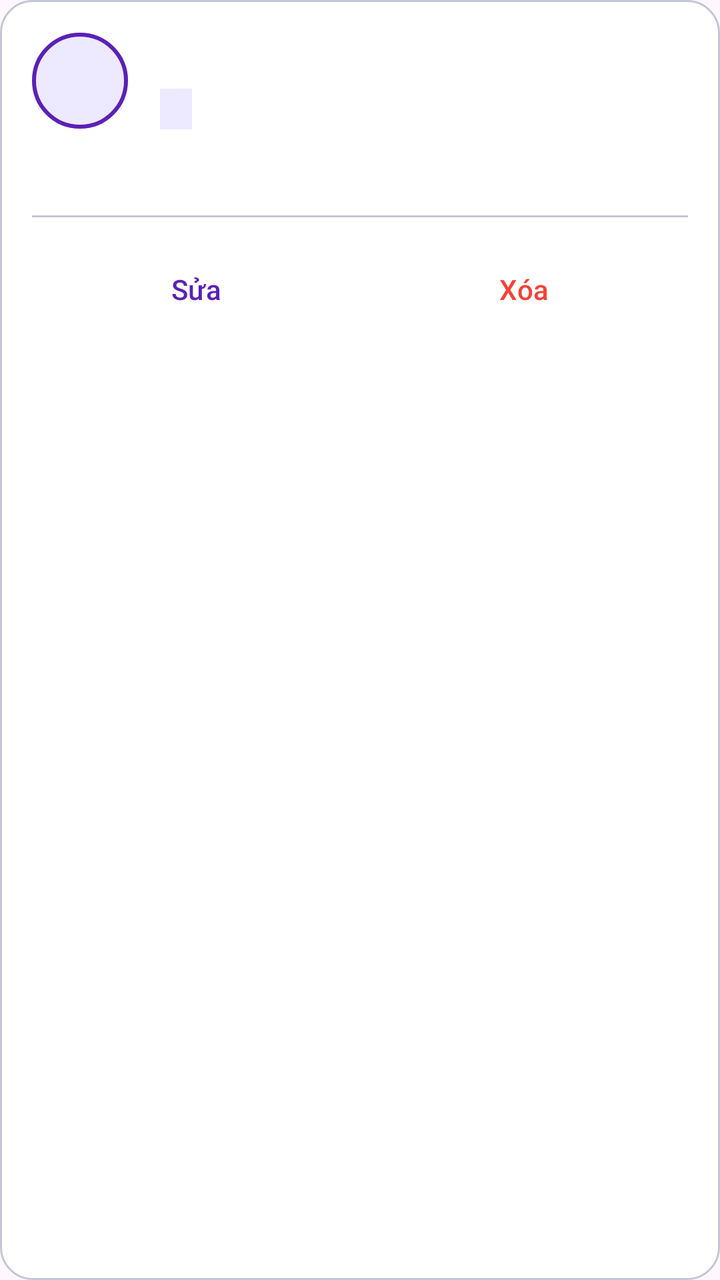
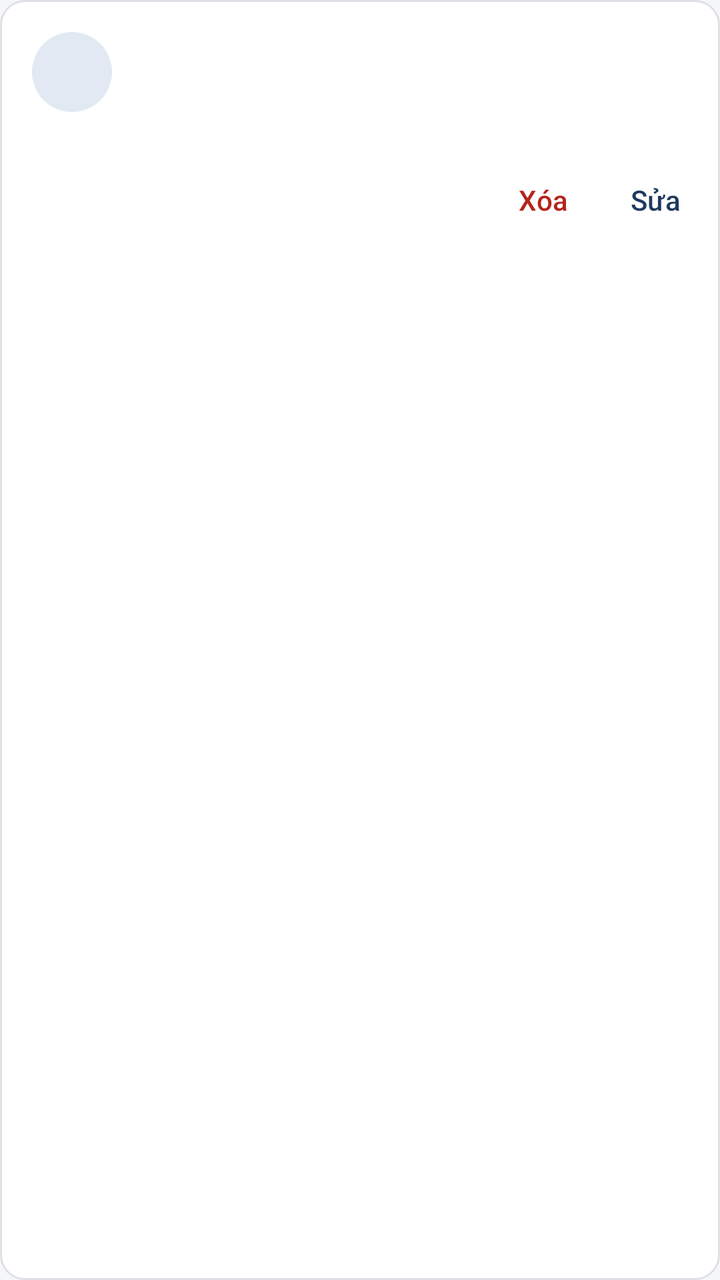

Screens rendered from an Android XML layout before and after an edit, with the pre-edit source and the edit as a unified diff.
<!-- AndroidManifest.xml: application theme Theme.Kstudy -->
<!-- res/layout/item_teacher.xml -->
<?xml version="1.0" encoding="utf-8"?>
<LinearLayout xmlns:android="http://schemas.android.com/apk/res/android"
    android:layout_width="match_parent"
    android:layout_height="wrap_content"
    android:layout_marginHorizontal="16dp"
    android:layout_marginVertical="8dp"
    android:background="@drawable/bg_card"
    android:orientation="vertical"
    android:padding="16dp">

    <LinearLayout
        android:layout_width="match_parent"
        android:layout_height="wrap_content"
        android:gravity="center_vertical"
        android:orientation="horizontal">

        <TextView
            android:id="@+id/tvInitials"
            android:layout_width="48dp"
            android:layout_height="48dp"
            android:background="@drawable/bg_circle_avatar"
            android:gravity="center"
            android:textColor="@color/on_primary_container"
            android:textSize="18sp"
            android:textStyle="bold" />

        <LinearLayout
            android:layout_width="0dp"
            android:layout_height="wrap_content"
            android:layout_marginStart="16dp"
            android:layout_weight="1"
            android:orientation="vertical">

            <TextView
                android:id="@+id/tvTeacherName"
                android:layout_width="wrap_content"
                android:layout_height="wrap_content"
                android:textColor="@color/black"
                android:textSize="18sp"
                android:textStyle="bold" />

            <TextView
                android:id="@+id/tvTeacherSubject"
                android:layout_width="wrap_content"
                android:layout_height="wrap_content"
                android:layout_marginTop="4dp"
                android:background="@color/primary_container"
                android:paddingHorizontal="8dp"
                android:paddingVertical="2dp"
                android:textColor="@color/on_primary_container"
                android:textSize="12sp"
                android:textStyle="bold" />
        </LinearLayout>
    </LinearLayout>

    <TextView
        android:id="@+id/tvTeacherPhone"
        android:layout_width="match_parent"
        android:layout_height="wrap_content"
        android:layout_marginTop="12dp"
        android:textColor="@color/text_secondary"
        android:textSize="14sp" />

    <View
        android:layout_width="match_parent"
        android:layout_height="1dp"
        android:layout_marginVertical="12dp"
        android:background="@color/outline_variant" />

    <LinearLayout
        android:layout_width="match_parent"
        android:layout_height="wrap_content"
        android:orientation="horizontal">

        <Button
            android:id="@+id/btnEditTeacher"
            style="@style/Widget.Material3.Button.TextButton"
            android:layout_width="0dp"
            android:layout_height="wrap_content"
            android:layout_weight="1"
            android:text="Sửa"
            android:textColor="@color/primary" />

        <Button
            android:id="@+id/btnDeleteTeacher"
            style="@style/Widget.Material3.Button.TextButton"
            android:layout_width="0dp"
            android:layout_height="wrap_content"
            android:layout_weight="1"
            android:text="Xóa"
            android:textColor="@color/absent" />
    </LinearLayout>
</LinearLayout>
<!-- resources referenced by this layout -->
<resources>
  <color name="absent">#F44336</color>
  <color name="black">#FF000000</color>
  <color name="on_primary_container">#2E1065</color>
  <color name="outline_variant">#C3C6D6</color>
  <color name="primary">#5B21B6</color>
  <color name="primary_container">#EDE9FE</color>
  <color name="text_secondary">#434654</color>
  <!-- drawable bg_card (drawable) -->
  <?xml version="1.0" encoding="utf-8"?>
  <shape xmlns:android="http://schemas.android.com/apk/res/android"
      android:shape="rectangle">
      <solid android:color="@color/surface" />
      <corners android:radius="16dp" />
      <stroke
          android:width="1dp"
          android:color="@color/outline_variant" />
  </shape>
  <!-- drawable bg_circle_avatar (drawable) -->
  <?xml version="1.0" encoding="utf-8"?>
  <shape xmlns:android="http://schemas.android.com/apk/res/android"
      android:shape="oval">
      <solid android:color="@color/primary_container" />
      <stroke
          android:width="2dp"
          android:color="@color/primary" />
  </shape>
  <style name="Base.Theme.Kstudy" parent="Theme.Material3.Light.NoActionBar">
          
          <item name="colorPrimary">@color/primary</item>
          <item name="colorOnPrimary">@color/white</item>
      </style>
  <color name="white">#FFFFFFFF</color>
  <!-- unchanged entries left out for length: 2 -->
</resources>

<!-- the commit's change to res/layout/item_teacher.xml (unified diff, before → after) -->
@@ -1,33 +1,24 @@
 <?xml version="1.0" encoding="utf-8"?>
 <LinearLayout xmlns:android="http://schemas.android.com/apk/res/android"
+    style="@style/Widget.Kstudy.Card"
     android:layout_width="match_parent"
     android:layout_height="wrap_content"
-    android:layout_marginHorizontal="16dp"
-    android:layout_marginVertical="8dp"
-    android:background="@drawable/bg_card"
-    android:orientation="vertical"
-    android:padding="16dp">
+    android:layout_marginBottom="8dp"
+    android:orientation="vertical">
 
     <LinearLayout
         android:layout_width="match_parent"
         android:layout_height="wrap_content"
-        android:gravity="center_vertical"
         android:orientation="horizontal">
 
         <TextView
             android:id="@+id/tvInitials"
-            android:layout_width="48dp"
-            android:layout_height="48dp"
-            android:background="@drawable/bg_circle_avatar"
-            android:gravity="center"
-            android:textColor="@color/on_primary_container"
-            android:textSize="18sp"
-            android:textStyle="bold" />
+            style="@style/Widget.Kstudy.Avatar" />
 
         <LinearLayout
             android:layout_width="0dp"
             android:layout_height="wrap_content"
-            android:layout_marginStart="16dp"
+            android:layout_marginStart="12dp"
             android:layout_weight="1"
             android:orientation="vertical">
 
@@ -35,59 +26,38 @@
                 android:id="@+id/tvTeacherName"
                 android:layout_width="wrap_content"
                 android:layout_height="wrap_content"
-                android:textColor="@color/black"
-                android:textSize="18sp"
-                android:textStyle="bold" />
+                android:textAppearance="@style/TextAppearance.Kstudy.ItemTitle" />
 
             <TextView
                 android:id="@+id/tvTeacherSubject"
                 android:layout_width="wrap_content"
                 android:layout_height="wrap_content"
-                android:layout_marginTop="4dp"
-                android:background="@color/primary_container"
-                android:paddingHorizontal="8dp"
-                android:paddingVertical="2dp"
-                android:textColor="@color/on_primary_container"
-                android:textSize="12sp"
-                android:textStyle="bold" />
+                android:layout_marginTop="2dp"
+                android:textAppearance="@style/TextAppearance.Kstudy.Body.Secondary" />
+
+            <TextView
+                android:id="@+id/tvTeacherPhone"
+                android:layout_width="wrap_content"
+                android:layout_height="wrap_content"
+                android:layout_marginTop="2dp"
+                android:textAppearance="@style/TextAppearance.Kstudy.Body.Secondary" />
         </LinearLayout>
     </LinearLayout>
 
-    <TextView
-        android:id="@+id/tvTeacherPhone"
-        android:layout_width="match_parent"
-        android:layout_height="wrap_content"
-        android:layout_marginTop="12dp"
-        android:textColor="@color/text_secondary"
-        android:textSize="14sp" />
+    <LinearLayout style="@style/Widget.Kstudy.CardActions">
 
-    <View
-        android:layout_width="match_parent"
-        android:layout_height="1dp"
-        android:layout_marginVertical="12dp"
-        android:background="@color/outline_variant" />
-
-    <LinearLayout
-        android:layout_width="match_parent"
-        android:layout_height="wrap_content"
-        android:orientation="horizontal">
+        <Button
+            android:id="@+id/btnDeleteTeacher"
+            style="@style/Widget.Kstudy.Button.Text.Danger"
+            android:layout_width="wrap_content"
+            android:layout_height="wrap_content"
+            android:text="Xóa" />
 
         <Button
             android:id="@+id/btnEditTeacher"
-            style="@style/Widget.Material3.Button.TextButton"
-            android:layout_width="0dp"
+            style="@style/Widget.Kstudy.Button.Text"
+            android:layout_width="wrap_content"
             android:layout_height="wrap_content"
-            android:layout_weight="1"
-            android:text="Sửa"
-            android:textColor="@color/primary" />
-
-        <Button
-            android:id="@+id/btnDeleteTeacher"
-            style="@style/Widget.Material3.Button.TextButton"
-            android:layout_width="0dp"
-            android:layout_height="wrap_content"
-            android:layout_weight="1"
-            android:text="Xóa"
-            android:textColor="@color/absent" />
+            android:text="Sửa" />
     </LinearLayout>
 </LinearLayout>
<!-- resource entries referenced after the edit -->
@@ -1,18 +1,93 @@
 <!-- resources referenced by this layout -->
 <resources>
-  <color name="absent">#F44336</color>
-  <color name="black">#FF000000</color>
-  <color name="on_primary_container">#2E1065</color>
-  <color name="outline_variant">#C3C6D6</color>
-  <color name="primary">#5B21B6</color>
-  <color name="primary_container">#EDE9FE</color>
-  <color name="text_secondary">#434654</color>
+  <style name="TextAppearance.Kstudy.Body.Secondary">
+          <item name="android:textColor">?attr/colorOnSurfaceVariant</item>
+      </style>
+  <style name="TextAppearance.Kstudy.ItemTitle" parent="TextAppearance.Material3.TitleMedium">
+          <item name="android:textColor">?attr/colorOnSurface</item>
+      </style>
+  <style name="Widget.Kstudy.Avatar" parent="">
+          <item name="android:layout_width">40dp</item>
+          <item name="android:layout_height">40dp</item>
+          <item name="android:background">@drawable/bg_circle_avatar</item>
+          <item name="android:gravity">center</item>
+          <item name="android:textAppearance">@style/TextAppearance.Kstudy.Label</item>
+          <item name="android:textColor">?attr/colorOnPrimaryContainer</item>
+      </style>
+  <style name="Widget.Kstudy.Button.Text" parent="Widget.Material3.Button.TextButton">
+          <item name="shapeAppearanceOverlay">@style/ShapeAppearanceOverlay.Kstudy.Control</item>
+          <item name="android:minWidth">56dp</item>
+      </style>
+  <style name="Widget.Kstudy.Button.Text.Danger">
+          <item name="android:textColor">@color/danger_text</item>
+          <item name="rippleColor">@color/error_container</item>
+      </style>
+  <style name="Widget.Kstudy.Card" parent="">
+          <item name="android:background">@drawable/bg_card</item>
+          <item name="android:padding">16dp</item>
+          
+          <item name="android:clipToPadding">false</item>
+      </style>
+  <style name="Widget.Kstudy.CardActions" parent="">
+          <item name="android:layout_width">match_parent</item>
+          <item name="android:layout_height">wrap_content</item>
+          <item name="android:orientation">horizontal</item>
+          <item name="android:gravity">end</item>
+          <item name="android:layout_marginTop">-4dp</item>
+          <item name="android:layout_marginBottom">-12dp</item>
+          <item name="android:layout_marginEnd">-12dp</item>
+      </style>
+  <color name="on_primary_container">#14263F</color>
+  <color name="primary_inverse">#A9C1E3</color>
+  <color name="secondary">#56606E</color>
+  <color name="secondary_container">#E7EAEF</color>
+  <color name="on_secondary_container">#1C2430</color>
+  <color name="background">#F5F6F8</color>
+  <color name="on_surface">#1B1D21</color>
+  <color name="surface_container">#ECEEF2</color>
+  <color name="outline_variant">#DDE0E6</color>
+  <color name="primary">#1F3A5F</color>
+  <color name="on_primary">#FFFFFF</color>
+  <color name="primary_container">#E2E9F3</color>
+  <dimen name="radius_control">8dp</dimen>
+  <dimen name="radius_container">12dp</dimen>
+  <color name="text_secondary">#555B66</color>
+  <color name="surface_inverse">#2F3237</color>
+  <color name="on_surface_inverse">#F1F2F4</color>
+  <color name="surface_dim">#DCDEE3</color>
+  <color name="surface_container_low">#F5F6F8</color>
+  <color name="surface_container_high">#E4E7EC</color>
+  <color name="outline">#7A808C</color>
+  <color name="error">#B3261E</color>
+  <color name="on_error_container">#5F1410</color>
+  <style name="Widget.Kstudy.Button" parent="Widget.Material3.Button">
+          <item name="shapeAppearanceOverlay">@style/ShapeAppearanceOverlay.Kstudy.Control</item>
+      </style>
+  <style name="Widget.Kstudy.Button.Outlined" parent="Widget.Material3.Button.OutlinedButton">
+          <item name="shapeAppearanceOverlay">@style/ShapeAppearanceOverlay.Kstudy.Control</item>
+      </style>
+  <style name="ThemeOverlay.Kstudy.MaterialAlertDialog" parent="ThemeOverlay.Material3.MaterialAlertDialog">
+          <item name="alertDialogStyle">@style/MaterialAlertDialog.Kstudy</item>
+          <item name="buttonBarPositiveButtonStyle">@style/Widget.Kstudy.Button.Text.Dialog</item>
+          <item name="buttonBarNegativeButtonStyle">@style/Widget.Kstudy.Button.Text.Dialog</item>
+          <item name="buttonBarNeutralButtonStyle">@style/Widget.Kstudy.Button.Text.Dialog.Flush</item>
+      </style>
+  <style name="MaterialAlertDialog.Kstudy" parent="MaterialAlertDialog.Material3">
+          <item name="backgroundTint">?attr/colorSurface</item>
+      </style>
+  <style name="Widget.Kstudy.Button.Text.Dialog" parent="Widget.Material3.Button.TextButton.Dialog">
+          <item name="shapeAppearanceOverlay">@style/ShapeAppearanceOverlay.Kstudy.Control</item>
+      </style>
+  <style name="Widget.Kstudy.Button.Text.Dialog.Flush">
+          <item name="android:layout_marginStart">0dp</item>
+          <item name="android:layout_marginLeft">0dp</item>
+      </style>
   <!-- drawable bg_card (drawable) -->
   <?xml version="1.0" encoding="utf-8"?>
   <shape xmlns:android="http://schemas.android.com/apk/res/android"
       android:shape="rectangle">
       <solid android:color="@color/surface" />
-      <corners android:radius="16dp" />
+      <corners android:radius="@dimen/radius_container" />
       <stroke
           android:width="1dp"
           android:color="@color/outline_variant" />
@@ -22,16 +97,69 @@
   <shape xmlns:android="http://schemas.android.com/apk/res/android"
       android:shape="oval">
       <solid android:color="@color/primary_container" />
-      <stroke
-          android:width="2dp"
-          android:color="@color/primary" />
   </shape>
+  <style name="TextAppearance.Kstudy.Label" parent="TextAppearance.Material3.LabelMedium">
+          <item name="android:textColor">?attr/colorOnSurface</item>
+      </style>
+  <style name="ShapeAppearanceOverlay.Kstudy.Control" parent="">
+          <item name="cornerFamily">rounded</item>
+          <item name="cornerSize">@dimen/radius_control</item>
+      </style>
+  <color name="error_container">#FBEAE8</color>
   <style name="Base.Theme.Kstudy" parent="Theme.Material3.Light.NoActionBar">
           
           <item name="colorPrimary">@color/primary</item>
-          <item name="colorOnPrimary">@color/white</item>
+          <item name="colorOnPrimary">@color/on_primary</item>
+          <item name="colorPrimaryContainer">@color/primary_container</item>
+          <item name="colorOnPrimaryContainer">@color/on_primary_container</item>
+          <item name="colorPrimaryInverse">@color/primary_inverse</item>
+          <item name="colorSecondary">@color/secondary</item>
+          <item name="colorOnSecondary">@color/on_primary</item>
+          <item name="colorSecondaryContainer">@color/secondary_container</item>
+          <item name="colorOnSecondaryContainer">@color/on_secondary_container</item>
+          <item name="colorTertiary">@color/secondary</item>
+          <item name="colorOnTertiary">@color/on_primary</item>
+          <item name="colorTertiaryContainer">@color/secondary_container</item>
+          <item name="colorOnTertiaryContainer">@color/on_secondary_container</item>
+          <item name="android:colorBackground">@color/background</item>
+          <item name="colorOnBackground">@color/on_surface</item>
+          <item name="colorSurface">@color/surface</item>
+          <item name="colorOnSurface">@color/on_surface</item>
+          <item name="colorSurfaceVariant">@color/surface_container</item>
+          <item name="colorOnSurfaceVariant">@color/text_secondary</item>
+          <item name="colorSurfaceInverse">@color/surface_inverse</item>
+          <item name="colorOnSurfaceInverse">@color/on_surface_inverse</item>
+          <item name="colorSurfaceBright">@color/surface</item>
+          <item name="colorSurfaceDim">@color/surface_dim</item>
+          <item name="colorSurfaceContainerLowest">@color/surface</item>
+          <item name="colorSurfaceContainerLow">@color/surface_container_low</item>
+          <item name="colorSurfaceContainer">@color/surface_container</item>
+          <item name="colorSurfaceContainerHigh">@color/surface_container_high</item>
+          <item name="colorSurfaceContainerHighest">@color/surface_container_high</item>
+          <item name="colorOutline">@color/outline</item>
+          <item name="colorOutlineVariant">@color/outline_variant</item>
+          <item name="colorError">@color/error</item>
+          <item name="colorOnError">@color/on_primary</item>
+          <item name="colorErrorContainer">@color/error_container</item>
+          <item name="colorOnErrorContainer">@color/on_error_container</item>
+  
+          
+          <item name="elevationOverlayEnabled">false</item>
+  
+          
+          <item name="shapeCornerSizeExtraSmall">@dimen/radius_control</item>
+          <item name="shapeCornerSizeSmall">@dimen/radius_control</item>
+          <item name="shapeCornerSizeMedium">@dimen/radius_container</item>
+          <item name="shapeCornerSizeLarge">@dimen/radius_container</item>
+          <item name="shapeCornerSizeLargeIncreased">@dimen/radius_container</item>
+          <item name="shapeCornerSizeExtraLarge">@dimen/radius_container</item>
+          <item name="shapeCornerSizeExtraLargeIncreased">@dimen/radius_container</item>
+  
+          <item name="materialButtonStyle">@style/Widget.Kstudy.Button</item>
+          <item name="materialButtonOutlinedStyle">@style/Widget.Kstudy.Button.Outlined</item>
+          <item name="borderlessButtonStyle">@style/Widget.Kstudy.Button.Text</item>
+          <item name="materialAlertDialogTheme">@style/ThemeOverlay.Kstudy.MaterialAlertDialog</item>
       </style>
-  <color name="white">#FFFFFFFF</color>
   <!-- unchanged entries left out for length: 2 -->
 </resources>
 
